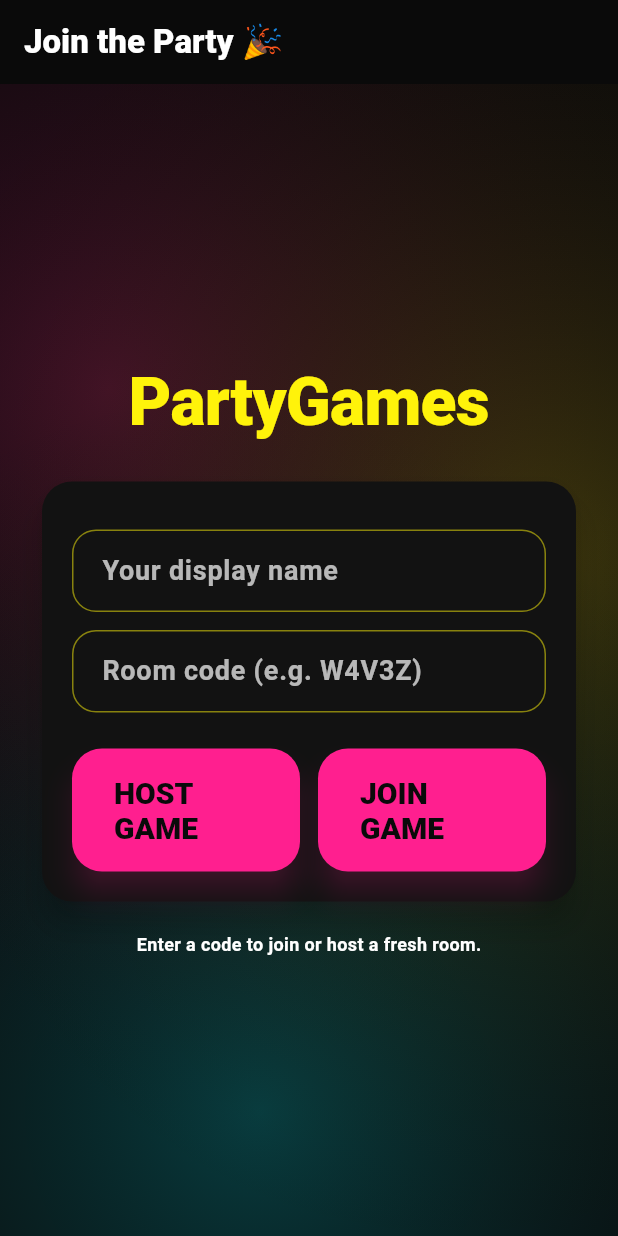
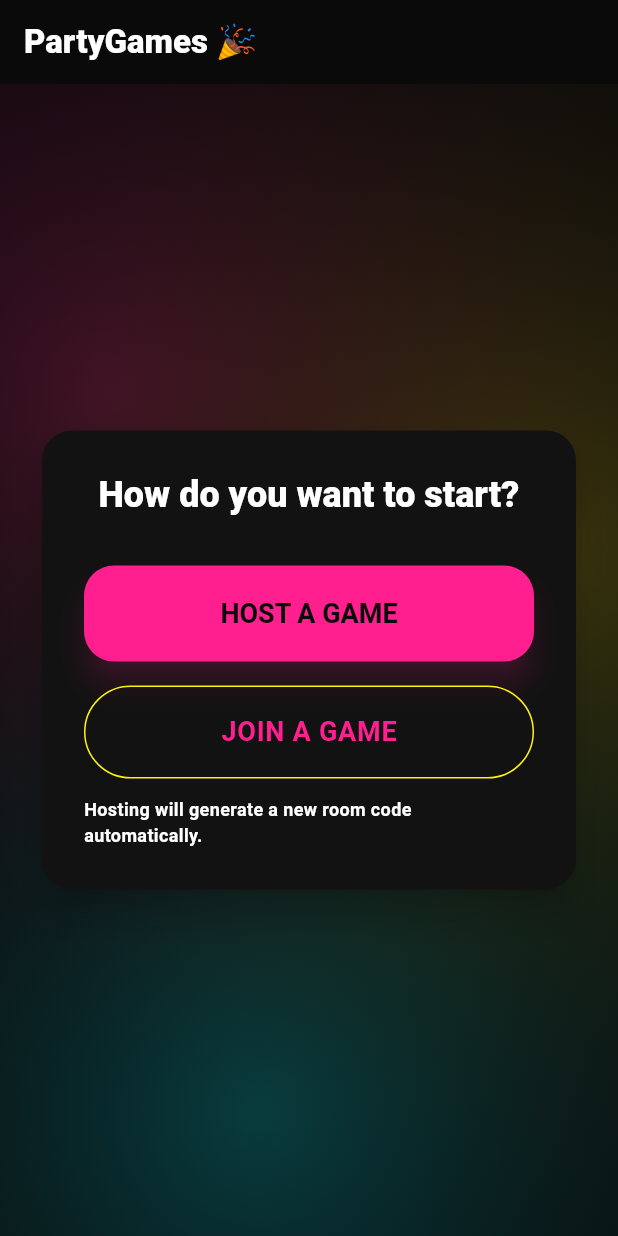
Before and after one commit to HadenHiles/PartyGame, a Flutter app: the screen it shows after launch, on a phone screen of 412 x 824 dp. Run offline on Flutter 3.47's test engine with Material 3 defaults, Android fonts, the phone set to English and light mode, and no system bars; our stand-ins replace cloud_firestore, confetti, firebase_auth, firebase_core, go_router; accounts and stored records are empty; network calls fail.

Commit message:
Join screen: two-step host/join selection UX + tests

```diff
--- a/lib/screens/player/join_screen.dart
+++ b/lib/screens/player/join_screen.dart
@@ -11,17 +11,28 @@ class JoinScreen extends StatefulWidget {
   State<JoinScreen> createState() => _JoinScreenState();
 }
 
+enum _EntryMode { select, host, join }
+
 class _JoinScreenState extends State<JoinScreen> {
   final _nameCtrl = TextEditingController();
   final _codeCtrl = TextEditingController();
   bool _joining = false;
   bool _hosting = false;
+  _EntryMode _mode = _EntryMode.select;
 
   @override
   void dispose() {
     _nameCtrl.dispose();
     _codeCtrl.dispose();
     super.dispose();
+  }
+
+  void _goBackToSelect() {
+    setState(() {
+      _mode = _EntryMode.select;
+      _joining = false;
+      _hosting = false;
+    });
   }
 
   Future<void> _handleJoin() async {
@@ -62,66 +73,150 @@ class _JoinScreenState extends State<JoinScreen> {
     }
   }
 
-  @override
-  Widget build(BuildContext context) {
-    final busy = _joining || _hosting;
-    return Scaffold(
-      appBar: AppBar(title: const Text('Join the Party 🎉')),
-      body: Stack(
+  Widget _buildSelectCard(BuildContext context) {
+    return Card(
+      elevation: 10,
+      child: Padding(
+        padding: const EdgeInsets.all(28.0),
+        child: Column(
+          mainAxisSize: MainAxisSize.min,
           children: [
-          const NeonAnimatedBackground(),
-          Padding(
+            Text('How do you want to start?', style: Theme.of(context).textTheme.titleLarge?.copyWith(fontWeight: FontWeight.w800)),
+            const SizedBox(height: 32),
+            SizedBox(
+              width: double.infinity,
+              child: ElevatedButton(
+                onPressed: () => setState(() => _mode = _EntryMode.host),
+                style: ElevatedButton.styleFrom(padding: const EdgeInsets.symmetric(vertical: 18)),
+                child: const Text('HOST A GAME', style: TextStyle(fontSize: 18, fontWeight: FontWeight.w700)),
+              ),
+            ),
+            const SizedBox(height: 16),
+            SizedBox(
+              width: double.infinity,
+              child: OutlinedButton(
+                onPressed: () => setState(() => _mode = _EntryMode.join),
+                style: OutlinedButton.styleFrom(padding: const EdgeInsets.symmetric(vertical: 18)),
+                child: const Text('JOIN A GAME', style: TextStyle(fontSize: 18, fontWeight: FontWeight.w700)),
+              ),
+            ),
+            const SizedBox(height: 12),
+            const Text('Hosting will generate a new room code automatically.', style: TextStyle(fontSize: 12, fontWeight: FontWeight.w600)),
+          ],
+        ),
+      ),
+    );
+  }
+
+  Widget _buildHostForm(BuildContext context) {
+    return Card(
+      elevation: 10,
+      child: Padding(
         padding: const EdgeInsets.all(24.0),
         child: Column(
-              mainAxisAlignment: MainAxisAlignment.center,
+          mainAxisSize: MainAxisSize.min,
+          crossAxisAlignment: CrossAxisAlignment.stretch,
           children: [
-                Text('PartyGames', style: Theme.of(context).textTheme.displayMedium?.copyWith(color: Theme.of(context).colorScheme.inversePrimary)),
-                const SizedBox(height: 24),
-                Card(
-                  elevation: 8,
-                  child: Padding(
-                    padding: const EdgeInsets.all(20.0),
-                    child: Column(
+            Row(
               children: [
-                        if (FirebaseService().uid != null) Text('Signed in: ${FirebaseService().uid!.substring(0, 6)}…', style: Theme.of(context).textTheme.bodySmall?.copyWith(color: Colors.white70)),
+                IconButton(onPressed: _hosting ? null : _goBackToSelect, icon: const Icon(Icons.arrow_back)),
+                const SizedBox(width: 4),
+                const Text('Host a Game', style: TextStyle(fontSize: 20, fontWeight: FontWeight.w800)),
+              ],
+            ),
             const SizedBox(height: 12),
             TextField(
               controller: _nameCtrl,
-                          decoration: const InputDecoration(labelText: 'Your display name'),
-                          enabled: !busy,
+              decoration: const InputDecoration(labelText: 'Display name (optional)'),
+              enabled: !_hosting,
+            ),
+            const SizedBox(height: 24),
+            ElevatedButton(
+              onPressed: _hosting ? null : _handleHost,
+              style: ElevatedButton.styleFrom(padding: const EdgeInsets.symmetric(vertical: 16)),
+              child: _hosting ? const SizedBox(width: 22, height: 22, child: CircularProgressIndicator(strokeWidth: 2)) : const Text('CREATE ROOM', style: TextStyle(fontSize: 16, fontWeight: FontWeight.w700)),
+            ),
+            const SizedBox(height: 8),
+            const Text('We will generate a 5‑character code for players to join.', style: TextStyle(fontSize: 12, fontWeight: FontWeight.w600)),
+          ],
+        ),
+      ),
+    );
+  }
+
+  Widget _buildJoinForm(BuildContext context) {
+    return Card(
+      elevation: 10,
+      child: Padding(
+        padding: const EdgeInsets.all(24.0),
+        child: Column(
+          mainAxisSize: MainAxisSize.min,
+          crossAxisAlignment: CrossAxisAlignment.stretch,
+          children: [
+            Row(
+              children: [
+                IconButton(onPressed: _joining ? null : _goBackToSelect, icon: const Icon(Icons.arrow_back)),
+                const SizedBox(width: 4),
+                const Text('Join a Game', style: TextStyle(fontSize: 20, fontWeight: FontWeight.w800)),
+              ],
+            ),
+            const SizedBox(height: 12),
+            TextField(
+              controller: _nameCtrl,
+              decoration: const InputDecoration(labelText: 'Display name (optional)'),
+              enabled: !_joining,
             ),
             const SizedBox(height: 12),
             TextField(
               controller: _codeCtrl,
-                          decoration: const InputDecoration(labelText: 'Room code (e.g. W4V3Z)'),
+              decoration: const InputDecoration(labelText: 'Room code'),
               textCapitalization: TextCapitalization.characters,
-                          enabled: !_hosting, // allow editing while not hosting
+              textInputAction: TextInputAction.done,
+              enabled: !_joining,
+              onSubmitted: (_) => _joining ? null : _handleJoin(),
             ),
             const SizedBox(height: 24),
-                        Row(
-                          children: [
-                            Expanded(
-                              child: ElevatedButton(
-                                onPressed: busy ? null : _handleHost,
-                                child: _hosting ? const SizedBox(height: 20, width: 20, child: CircularProgressIndicator(strokeWidth: 2)) : const Text('HOST GAME'),
+            ElevatedButton(
+              onPressed: _joining ? null : _handleJoin,
+              style: ElevatedButton.styleFrom(padding: const EdgeInsets.symmetric(vertical: 16)),
+              child: _joining ? const SizedBox(width: 22, height: 22, child: CircularProgressIndicator(strokeWidth: 2)) : const Text('JOIN ROOM', style: TextStyle(fontSize: 16, fontWeight: FontWeight.w700)),
             ),
-                            ),
-                            const SizedBox(width: 12),
-                            Expanded(
-                              child: ElevatedButton(
-                                onPressed: busy ? null : _handleJoin,
-                                child: _joining ? const SizedBox(height: 20, width: 20, child: CircularProgressIndicator(strokeWidth: 2)) : const Text('JOIN GAME'),
-                              ),
-                            ),
-                          ],
-                        ),
+            const SizedBox(height: 8),
+            const Text('Ask the host for the 5‑character code.', style: TextStyle(fontSize: 12, fontWeight: FontWeight.w600)),
           ],
         ),
       ),
+    );
+  }
+
+  @override
+  Widget build(BuildContext context) {
+    return Scaffold(
+      appBar: AppBar(title: const Text('PartyGames 🎉')),
+      body: Stack(
+        children: [
+          const NeonAnimatedBackground(),
+          Center(
+            child: ConstrainedBox(
+              constraints: const BoxConstraints(maxWidth: 520),
+              child: Padding(
+                padding: const EdgeInsets.all(24.0),
+                child: AnimatedSwitcher(
+                  duration: const Duration(milliseconds: 250),
+                  switchInCurve: Curves.easeOutCubic,
+                  switchOutCurve: Curves.easeInCubic,
+                  child: () {
+                    switch (_mode) {
+                      case _EntryMode.select:
+                        return _buildSelectCard(context);
+                      case _EntryMode.host:
+                        return _buildHostForm(context);
+                      case _EntryMode.join:
+                        return _buildJoinForm(context);
+                    }
+                  }(),
                 ),
-                const SizedBox(height: 16),
-                const Text('Enter a code to join or host a fresh room.', style: TextStyle(fontSize: 12, fontWeight: FontWeight.w600)),
-              ],
+              ),
             ),
           ),
         ],
```
Also changed, not shown: 2 other files. Lines whose indentation alone changed are shown as unchanged.
